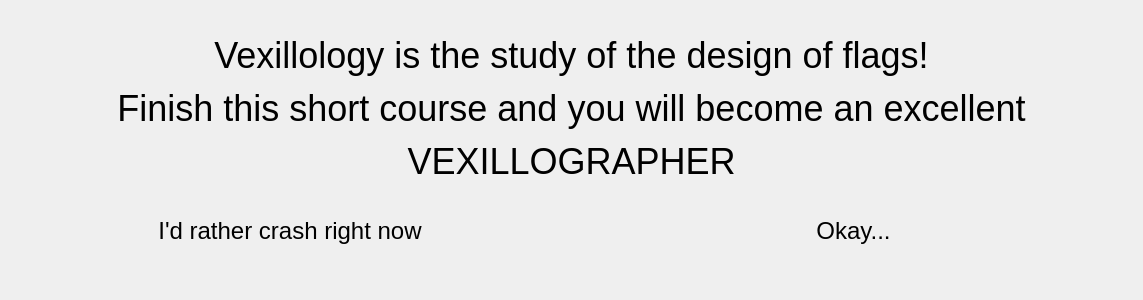
This is definition.ui in zxjorge/EDApp as Qt 5 draws it before an edit. The edited form follows.
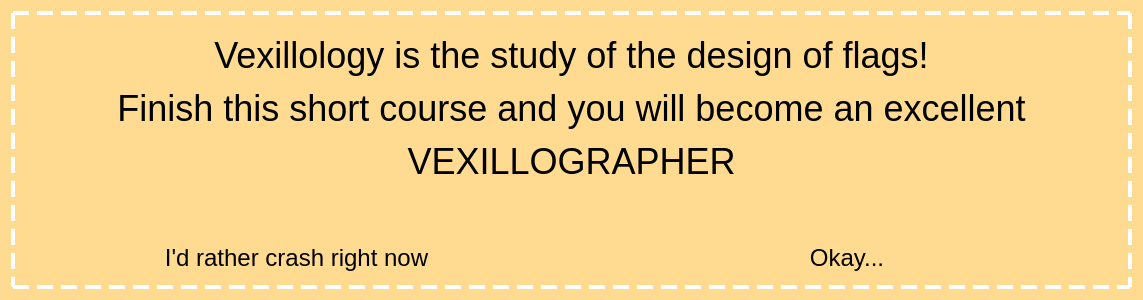
This is the edited form.

```diff
--- a/definition.ui
+++ b/definition.ui
@@ -13,8 +13,20 @@
   <property name="windowTitle">
    <string>Form</string>
   </property>
+  <property name="styleSheet">
+   <string notr="true">background-color: rgb(255, 219, 146);
+</string>
+  </property>
   <layout class="QVBoxLayout" name="verticalLayout">
    <item>
+    <widget class="QFrame" name="verticalFrame">
+     <property name="styleSheet">
+      <string notr="true">QFrame#verticalFrame {
+	border: 4px dashed white;
+}</string>
+     </property>
+     <layout class="QVBoxLayout" name="verticalLayout_2">
+      <item>
     <widget class="QLabel" name="label">
      <property name="font">
       <font>
@@ -32,40 +44,6 @@
      </property>
     </widget>
    </item>
-   <item>
-    <layout class="QHBoxLayout" name="horizontalLayout">
-     <item>
-      <widget class="QPushButton" name="no">
-       <property name="font">
-        <font>
-         <pointsize>18</pointsize>
-        </font>
-       </property>
-       <property name="text">
-        <string>I'd rather crash right now</string>
-       </property>
-       <property name="flat">
-        <bool>true</bool>
-       </property>
-      </widget>
-     </item>
-     <item>
-      <widget class="QPushButton" name="ok">
-       <property name="font">
-        <font>
-         <pointsize>18</pointsize>
-        </font>
-       </property>
-       <property name="text">
-        <string>Okay...</string>
-       </property>
-       <property name="flat">
-        <bool>true</bool>
-       </property>
-      </widget>
-     </item>
-    </layout>
-   </item>
    <item>
     <spacer name="verticalSpacer">
      <property name="orientation">
@@ -81,6 +59,43 @@
       </size>
      </property>
     </spacer>
+      </item>
+      <item>
+       <layout class="QHBoxLayout" name="horizontalLayout">
+        <item>
+         <widget class="QPushButton" name="no">
+          <property name="font">
+           <font>
+            <pointsize>18</pointsize>
+           </font>
+          </property>
+          <property name="text">
+           <string>I'd rather crash right now</string>
+          </property>
+          <property name="flat">
+           <bool>true</bool>
+          </property>
+         </widget>
+        </item>
+        <item>
+         <widget class="QPushButton" name="ok">
+          <property name="font">
+           <font>
+            <pointsize>18</pointsize>
+           </font>
+          </property>
+          <property name="text">
+           <string>Okay...</string>
+          </property>
+          <property name="flat">
+           <bool>true</bool>
+          </property>
+         </widget>
+        </item>
+       </layout>
+      </item>
+     </layout>
+    </widget>
    </item>
   </layout>
  </widget>
```
Lines whose indentation alone changed are shown as unchanged.
